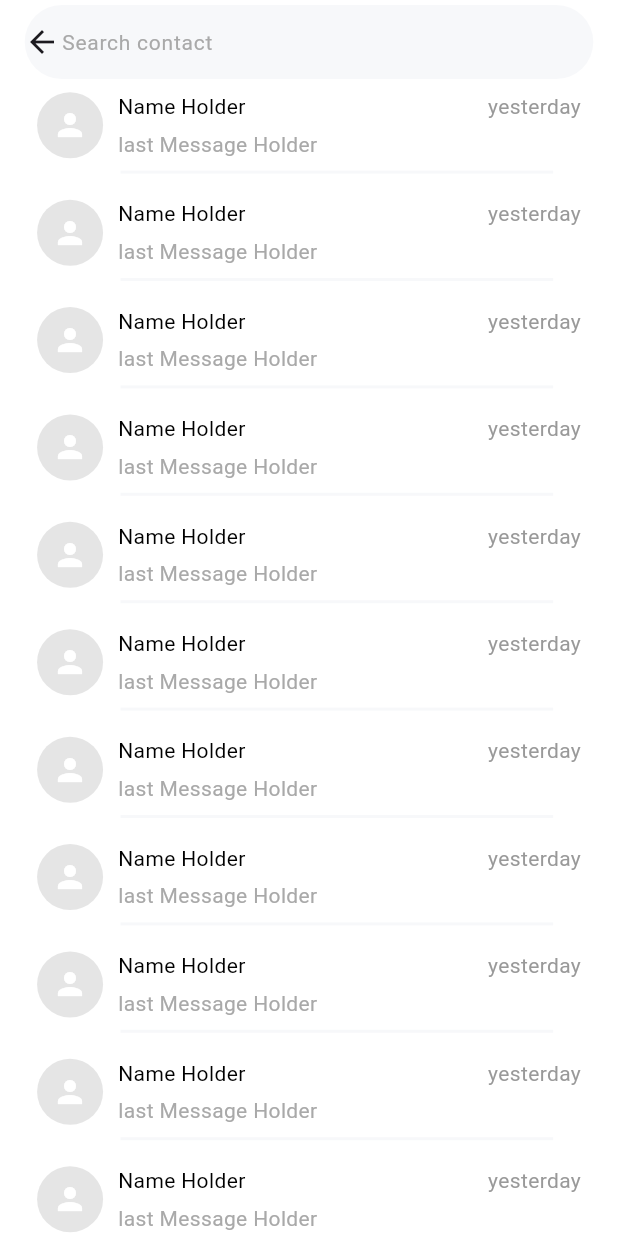
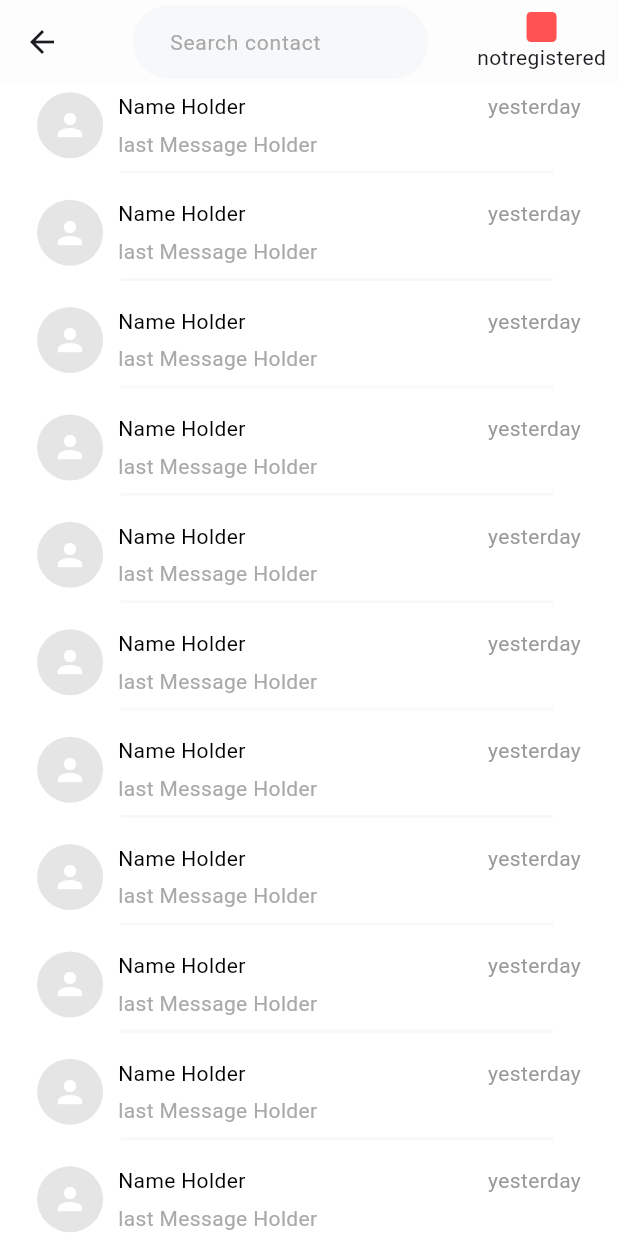
Before and after one commit to Armancoders/mytell_flutter_App, a Flutter app: the MessagesScreen screen opened by its route, on a phone screen of 412 x 824 dp. Run offline on Flutter 3.47's test engine with Material 3 defaults, Android fonts, the phone set to English and light mode, and no system bars; our stand-ins replace firebase_core, firebase_messaging, flutter_blue_plus, flutter_contacts, flutter_local_notifications, flutter_spinkit and 6 more; missing offline and left inert: bluetooth_enable_fork, flutter_background_service, flutter_callkit_incoming, flutter_dialpad, flutter_webrtc, sip_ua and 1 more; accounts and stored records are empty; network calls fail.

Commit message:
[add] register status bar to all main screens

```diff
--- /dev/null
+++ b/lib/src/component/sip_register_statusbar.dart
@@ -0,0 +1,39 @@
+import 'package:flutter/material.dart';
+import 'package:get/get.dart';
+import 'package:voipmax/src/bloc/sip_bloc.dart';
+import 'package:voipmax/src/core/values/values.dart';
+
+class SipRegisterStatusBar extends StatelessWidget {
+  const SipRegisterStatusBar({super.key});
+
+  @override
+  Widget build(BuildContext context) {
+    SIPBloc sipController = Get.find();
+    return Padding(
+      padding: const EdgeInsets.only(right: 8.0),
+      child: Column(
+        mainAxisAlignment: MainAxisAlignment.center,
+        crossAxisAlignment: CrossAxisAlignment.center,
+        children: [
+          sipController.registrationStatus.value ==
+                  MytelValues.deviceRegisteredStatus
+              ? Container(
+                  height: 20,
+                  width: 20,
+                  decoration: BoxDecoration(
+                      color: Colors.greenAccent,
+                      borderRadius: BorderRadius.circular(3)),
+                )
+              : Container(
+                  height: 20,
+                  width: 20,
+                  decoration: BoxDecoration(
+                      color: Colors.redAccent,
+                      borderRadius: BorderRadius.circular(3)),
+                ),
+          Text(sipController.registrationStatus.value)
+        ],
+      ),
+    );
+  }
+}
--- a/lib/src/modules/Messages/messages.dart
+++ b/lib/src/modules/Messages/messages.dart
@@ -1,6 +1,7 @@
 import 'package:flutter/material.dart';
 import 'package:get/get.dart';
 import 'package:voipmax/src/component/search_bar.dart';
+import 'package:voipmax/src/component/sip_register_statusbar.dart';
 import 'package:voipmax/src/core/theme/color_theme.dart';
 import 'package:voipmax/src/modules/Messages/widgets.dart';
 
@@ -11,9 +12,14 @@ class MessagesScreen extends StatelessWidget {
   Widget build(BuildContext context) {
     return Scaffold(
       appBar: AppBar(
-        elevation: 0,
+        elevation: .2,
         backgroundColor: backGroundColor,
-        flexibleSpace: const SafeArea(child: CustomSearchBar()),
+        actions: const [
+          SafeArea(child: SipRegisterStatusBar()),
+        ],
+
+        title: const CustomSearchBar(),
+        // flexibleSpace: const SafeArea(child: CustomSearchBar()),
       ),
       body: Container(
         color: backGroundColor,
--- a/lib/src/modules/Recent/recent.dart
+++ b/lib/src/modules/Recent/recent.dart
@@ -18,7 +18,7 @@ class RecentScreen extends StatelessWidget {
           child: Container(
             padding: EdgeInsets.only(
               left: Get.width * .06,
-              right: Get.width * .06,
+              // right: Get.width * .06,
             ),
             color: backGroundColor,
             child: Column(
--- a/lib/src/modules/Recent/widgets.dart
+++ b/lib/src/modules/Recent/widgets.dart
@@ -1,6 +1,7 @@
 import 'package:flutter/material.dart';
 import 'package:get/get.dart';
 import 'package:voipmax/src/bloc/recent_bloc.dart';
+import 'package:voipmax/src/component/sip_register_statusbar.dart';
 import 'package:voipmax/src/core/theme/color_theme.dart';
 import 'package:voipmax/src/core/theme/dimensions.dart';
 import 'package:voipmax/src/core/theme/text_theme.dart';
@@ -10,11 +11,13 @@ Widget recentTitle() {
   return Container(
     color: backGroundColor,
     child: Row(
+      mainAxisAlignment: MainAxisAlignment.spaceBetween,
       children: [
         Text(
           "Recent",
           style: textTitleLarge,
-        )
+        ),
+        const SipRegisterStatusBar(),
       ],
     ),
   );
```
Also changed, not shown: lib/src/modules/Contact/contact.dart (+9 -1 lines), lib/src/modules/dialpad.dart (+11 -26 lines).
